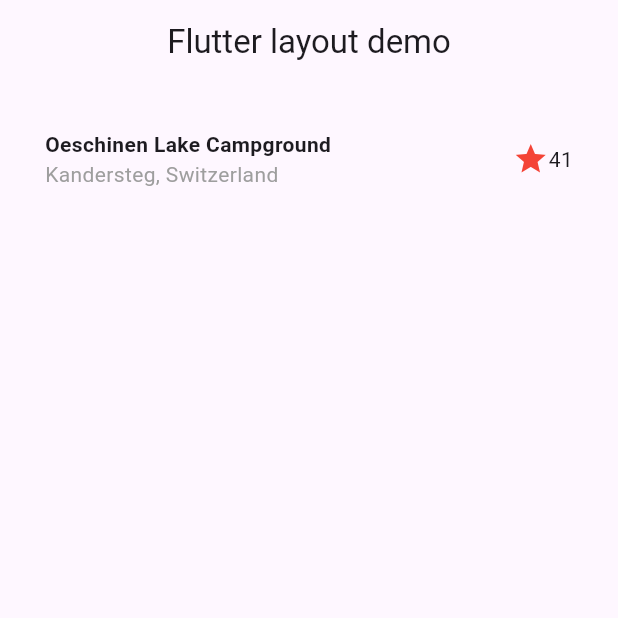
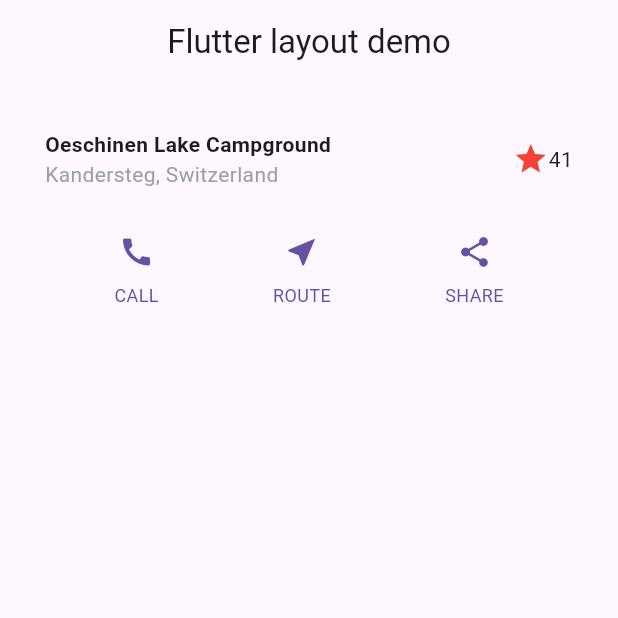
Before and after one commit to hikaru-yajima-nz/fluttter_tutorial, a Flutter app: the screen it shows after launch, on a phone screen of 412 x 824 dp, the top half of it. Run offline on Flutter 3.47's test engine with Material 3 defaults, Android fonts, the phone set to English and light mode, and no system bars.

```diff
--- a/lib/main.dart
+++ b/lib/main.dart
@@ -1,6 +1,7 @@
 import 'package:flutter/material.dart';
 
 void main() => runApp(const MyApp());
+
 
 class MyApp extends StatelessWidget {
   const MyApp({super.key});
@@ -9,11 +10,11 @@ class MyApp extends StatelessWidget {
   Widget build(BuildContext context) {
     const String appTitle = 'Flutter layout demo';
     return MaterialApp(
-      title: appTitle,
+      title: appTitle,//アプリ内には表示されないタイトル名、webのタブとかで表示される　例：Gmail
       home: Scaffold(
         appBar: AppBar(
           title: const Center(
-            child: Text(appTitle),
+            child: Text(appTitle),//アプリ内で上部に表示されるタイトル名　例：受信メール
           ),
         ),
         body: const SingleChildScrollView(
@@ -23,6 +24,7 @@ class MyApp extends StatelessWidget {
                 name: 'Oeschinen Lake Campground',
                 location: 'Kandersteg, Switzerland',
                 ),
+              ButtonSection(),
             ],
           ),
         ),
@@ -48,15 +50,15 @@ class TitleSection extends StatelessWidget {
 
       child: Row(
         children: [
-          Expanded( //Expandedでいい感じの配置になった
+          Expanded( //Expandedでいい感じの配置になった　余白部分のスペースまで
             child:
             Column(
               mainAxisSize: MainAxisSize.min,
               //最小サイズに合わせる
-              crossAxisAlignment: CrossAxisAlignment.start,
+              crossAxisAlignment: CrossAxisAlignment.start,//左寄せ
               children: [
               Text(name,
-                      style: const TextStyle(   //constつけた方がいいよって注意されたため
+                      style: const TextStyle(   //constつけられるのは、変数がなければ
                       fontWeight: FontWeight.bold,
                       ),
               ),
@@ -75,3 +77,70 @@ class TitleSection extends StatelessWidget {
     );
   }
 }
+
+class ButtonSection extends StatelessWidget {
+  const ButtonSection({super.key});
+
+  @override
+  Widget build(BuildContext context) {
+    final Color color = Theme.of(context).primaryColor;
+    return SizedBox(
+      child: Row(
+        mainAxisAlignment: MainAxisAlignment.spaceEvenly,
+        children: [
+          ButtonWithText(
+            color: color,
+            icon: Icons.call,
+            label: 'CALL',
+          ),
+          ButtonWithText(
+            color: color,
+            icon: Icons.near_me,
+            label: 'ROUTE',
+          ),
+          ButtonWithText(
+            color: color,
+            icon: Icons.share,
+            label: 'SHARE',
+          ),
+        ],
+      ),
+    );
+  }
+}
+
+class ButtonWithText extends StatelessWidget {
+  const ButtonWithText({
+    super.key,
+    required this.color,
+    required this.icon,
+    required this.label,
+    });
+
+  final Color color;
+  final IconData icon;
+  final String label;
+
+  @override
+  Widget build(BuildContext context) {
+    return Column(
+      mainAxisSize: MainAxisSize.min,
+
+      mainAxisAlignment: MainAxisAlignment.center,
+      children: [
+        Icon(icon, color: color),
+        Padding(
+          padding: const EdgeInsets.only(top: 8),
+          child: Text(
+            label,
+            style: TextStyle(
+              fontSize: 12,
+              fontWeight: FontWeight.w400,
+              color: color,
+            ),
+          ),
+        ),
+      ]
+    );
+  }
+}
```
